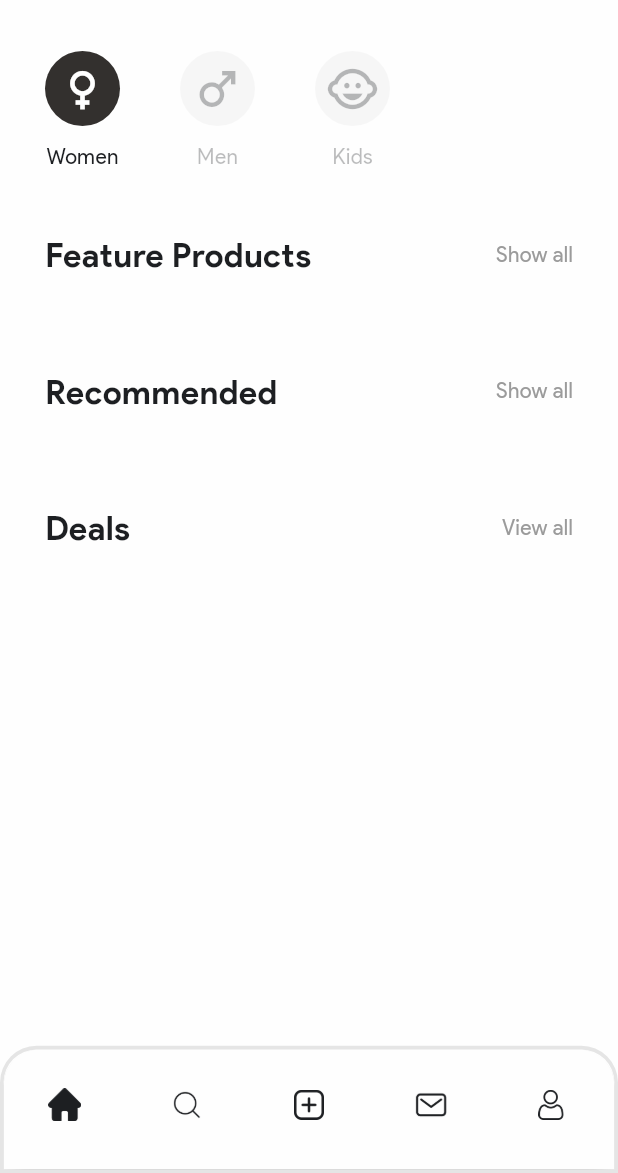
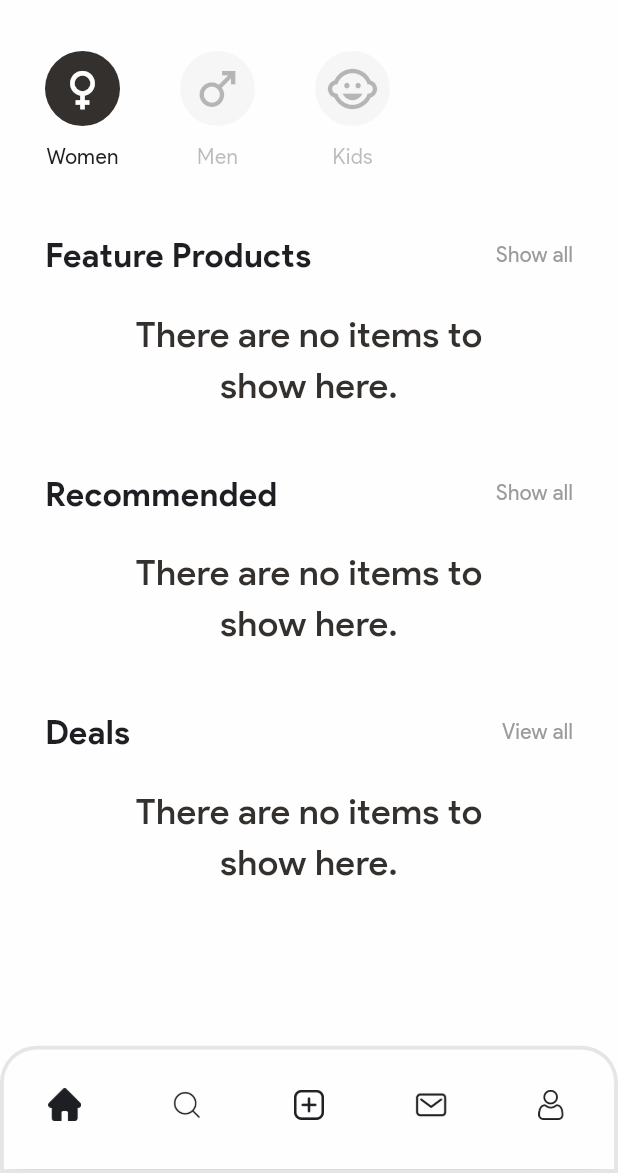
Before and after one commit to muohannedxd/ShedMedd, a Flutter app: the screen it shows after launch, on a phone screen of 412 x 824 dp, the part 63-1236 px from its top. Run offline on Flutter 3.47's test engine with Material 3 defaults, Android fonts, the phone set to English and light mode, and no system bars; our stand-ins replace carousel_slider, cloud_firestore, firebase_auth, firebase_core, get, image_picker; missing offline and left inert: bcrypt, flutter_bcrypt, flutterotpfield, insta_image_viewer; accounts and stored records are empty.

Commit message:
custom errors

```diff
--- /dev/null
+++ b/lib/components/emptyListWidget.dart
@@ -0,0 +1,29 @@
+import 'package:flutter/material.dart';
+
+import '../constants/customColors.dart';
+
+class EmptyListWidget extends StatelessWidget {
+  final String emptyError;
+  const EmptyListWidget({
+    super.key,
+    required this.emptyError
+  });
+
+  @override
+  Widget build(BuildContext context) {
+    return Center(
+      child: Container(
+        width:
+            MediaQuery.of(context).size.width * 0.6,
+        child: Text(
+          emptyError,
+          style: TextStyle(
+              fontSize: 24,
+              fontWeight: FontWeight.w500,
+              color: CustomColors.textSecondary),
+          textAlign: TextAlign.center,
+        ),
+      ),
+    );
+  }
+}
--- a/lib/components/itemCard.dart
+++ b/lib/components/itemCard.dart
@@ -6,6 +6,7 @@ import 'package:shedmedd/constants/textSizes.dart';
 import 'package:shedmedd/config/getImageUrl.dart';
 
 import '../screens/Shop/ItemHome.dart';
+import 'errorWidget.dart';
 
 class ItemCard extends StatelessWidget {
   final DocumentSnapshot<Object?> item;
@@ -47,9 +48,8 @@ class ItemCard extends StatelessWidget {
                           child: CustomCircularProgress(),
                         ));
                   } else if (snapshot.hasError) {
-                    return Center(
-                      child: Text('an error occured'),
-                    );
+                    return CustomErrorWidget(
+                                errorText: 'An error occured. Try again later');
                   } else {
                     String downloadUrl = snapshot.data!;
                     return Container(
--- a/lib/screens/Shop/ItemHome.dart
+++ b/lib/screens/Shop/ItemHome.dart
@@ -6,6 +6,7 @@ import 'package:shedmedd/database/itemsDB.dart';
 import '../../components/Shop/ItemInformation.dart';
 import '../../components/Shop/ItemPictures.dart';
 import '../../components/Shop/ItemSeller.dart';
+import '../../components/errorWidget.dart';
 import '../../config/myBehavior.dart';
 import '../../constants/textSizes.dart';
 import '../../database/usersDB.dart';
@@ -26,9 +27,8 @@ class ItemHome extends StatelessWidget {
           future: currentItem,
           builder: (context, snapshot) {
             if (snapshot.hasError) {
-              return Center(
-                child: Text('an error occured'),
-              );
+              return CustomErrorWidget(
+                                errorText: 'An error occured. Try again later');
             } else if (snapshot.hasData) {
               DocumentSnapshot<Object?>? item = snapshot.data;
               return Stack(children: [
--- a/lib/screens/Shop/ShopHome.dart
+++ b/lib/screens/Shop/ShopHome.dart
@@ -1,6 +1,8 @@
 import 'package:cloud_firestore/cloud_firestore.dart';
 import 'package:flutter/material.dart';
 import 'package:get/get.dart';
+import 'package:shedmedd/components/emptyListWidget.dart';
+import 'package:shedmedd/components/errorWidget.dart';
 import 'package:shedmedd/config/customCircularProg.dart';
 import 'package:shedmedd/config/searchArguments.dart';
 import '../../config/bouncingScroll.dart';
@@ -16,8 +18,7 @@ class ShopHome extends StatelessWidget {
   });
 
   //final Map<String, dynamic> items;
-  final ItemsController itemsController =
-      Get.put(ItemsController());
+  final ItemsController itemsController = Get.put(ItemsController());
 
   @override
   Widget build(BuildContext context) {
@@ -61,8 +62,10 @@ class ShopHome extends StatelessWidget {
                   GestureDetector(
                     onTap: () {
                       Navigator.pushNamed(context, '/discover/results',
-                          arguments:
-                              SearchArguments('${itemsController.category.value} All', false, false));
+                          arguments: SearchArguments(
+                              '${itemsController.category.value} All',
+                              false,
+                              false));
                     },
                     child: Text(
                       'Show all',
@@ -83,18 +86,24 @@ class ShopHome extends StatelessWidget {
                               if (snapshot.hasData) {
                                 List<DocumentSnapshot<Object?>>? itemsList =
                                     snapshot.data;
+                                if (itemsList!.isEmpty) {
+                                  return EmptyListWidget(
+                                      emptyError:
+                                          'There are no items to show here.');
+                                } else {
                                   return Row(
                                     mainAxisAlignment: MainAxisAlignment.start,
-                                  children: itemsList!
+                                    children: itemsList
                                         .take(showCount)
                                         .map((document) =>
                                             ItemCard(item: document))
                                         .toList(),
                                   );
+                                }
                               } else if (snapshot.hasError) {
-                                return Center(
-                                  child: Text('An error occured'),
-                                );
+                                return CustomErrorWidget(
+                                    errorText:
+                                        'An error occured. Try again later');
                               } else {
                                 return Center(
                                   child: CustomCircularProgress(),
@@ -125,7 +134,10 @@ class ShopHome extends StatelessWidget {
                   GestureDetector(
                     onTap: () {
                       Navigator.pushNamed(context, '/discover/results',
-                          arguments: SearchArguments('${itemsController.category.value} All', false, false));
+                          arguments: SearchArguments(
+                              '${itemsController.category.value} All',
+                              false,
+                              false));
                     },
                     child: Text(
                       'Show all',
@@ -145,17 +157,22 @@ class ShopHome extends StatelessWidget {
                           if (snapshot.hasData) {
                             List<DocumentSnapshot<Object?>>? itemsList =
                                 snapshot.data;
+                            if (itemsList!.isEmpty) {
+                              return EmptyListWidget(
+                                  emptyError:
+                                      'There are no items to show here.');
+                            } else {
                               return Row(
                                 mainAxisAlignment: MainAxisAlignment.start,
-                              children: itemsList!
+                                children: itemsList
                                     .take(showCount)
                                     .map((document) => ItemCard(item: document))
                                     .toList(),
                               );
+                            }
                           } else if (snapshot.hasError) {
-                            return Center(
-                              child: Text('An error occured'),
-                            );
+                            return CustomErrorWidget(
+                                errorText: 'An error occured. Try again later');
                           } else {
                             return Center(
                               child: CustomCircularProgress(),
@@ -186,7 +203,10 @@ class ShopHome extends StatelessWidget {
                   GestureDetector(
                     onTap: () {
                       Navigator.pushNamed(context, '/discover/results',
-                          arguments: SearchArguments('${itemsController.category.value} All', false, false));
+                          arguments: SearchArguments(
+                              '${itemsController.category.value} All',
+                              false,
+                              false));
                     },
                     child: Text(
                       'View all',
@@ -206,17 +226,22 @@ class ShopHome extends StatelessWidget {
                           if (snapshot.hasData) {
                             List<DocumentSnapshot<Object?>>? itemsList =
                                 snapshot.data;
+                            if (itemsList!.isEmpty) {
+                              return EmptyListWidget(
+                                  emptyError:
+                                      'There are no items to show here.');
+                            } else {
                               return Row(
                                 mainAxisAlignment: MainAxisAlignment.start,
-                              children: itemsList!
+                                children: itemsList
                                     .take(showCount)
                                     .map((document) => ItemCard(item: document))
                                     .toList(),
                               );
+                            }
                           } else if (snapshot.hasError) {
-                            return Center(
-                              child: Text('An error occured'),
-                            );
+                            return CustomErrorWidget(
+                                errorText: 'An error occured. Try again later');
                           } else {
                             return Center(
                               child: CustomCircularProgress(),
```
Also changed, not shown: lib/components/Shop/ItemNamePrice.dart (+21 -8 lines), lib/components/Shop/ItemPictures.dart (+4 -3 lines), lib/components/Shop/ItemSeller.dart (+7 -4 lines), lib/components/errorWidget.dart (added, +29 -0 lines), lib/screens/Shop/QuickSearchResults.dart (+27 -12 lines). Lines whose indentation alone changed are shown as unchanged.
